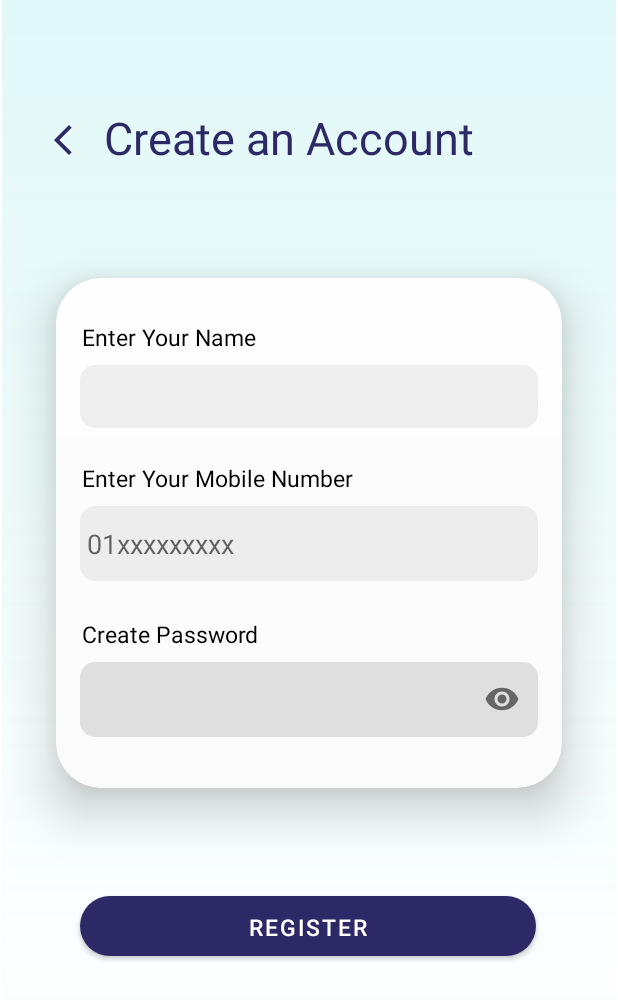
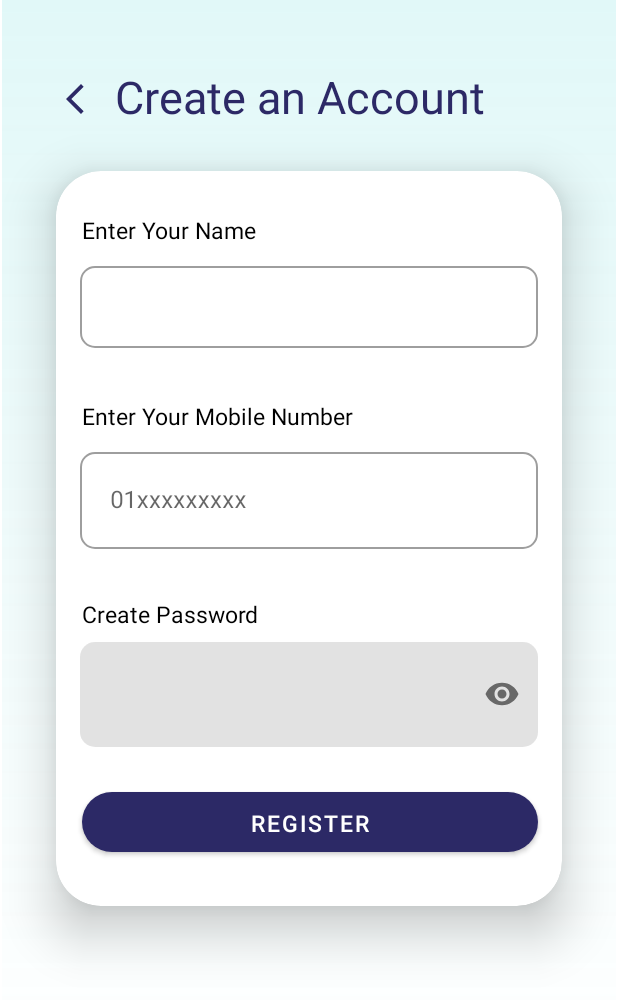
Before and after one commit to bavllymagid/Animal_APP, an Android app: the RegisterFragment screen opened through its navigation route, on a phone screen of 412 x 824 dp. Shown: the top 1000 px of the screen. Run offline under Robolectric (Android 15) with nearby library versions, the phone set to English and light mode, and no system bars; our stand-ins replace Dagger/Hilt's generated code.

Commit message:
adjusted registration fragment ui

```diff
--- a/app/src/main/res/layout/fragment_otp.xml
+++ b/app/src/main/res/layout/fragment_otp.xml
@@ -211,9 +211,9 @@
                     app:layout_constraintTop_toBottomOf="@+id/textView7"
                     app:layout_constraintVertical_bias="0.55" />
 
+
             </androidx.constraintlayout.widget.ConstraintLayout>
         </androidx.cardview.widget.CardView>
 
-
     </androidx.constraintlayout.widget.ConstraintLayout>
 </FrameLayout>
--- a/app/src/main/res/layout/fragment_register.xml
+++ b/app/src/main/res/layout/fragment_register.xml
@@ -15,18 +15,18 @@
             android:id="@+id/create_account_tv"
             android:layout_width="258dp"
             android:layout_height="35dp"
-            android:layout_marginTop="71dp"
+            android:layout_marginTop="44dp"
             android:text="Create an Account"
+            android:textColor="@color/dark_blue"
             android:textSize="30dp"
-            android:textColor="@color/dark_blue"
             app:layout_constraintEnd_toEndOf="parent"
-            app:layout_constraintHorizontal_bias="0.45"
+            app:layout_constraintHorizontal_bias="0.496"
             app:layout_constraintStart_toStartOf="parent"
             app:layout_constraintTop_toTopOf="parent" />
 
         <androidx.cardview.widget.CardView
             android:layout_width="337dp"
-            android:layout_height="340dp"
+            android:layout_height="490dp"
             android:layout_marginLeft="19dp"
             android:layout_marginRight="19dp"
             android:background="@drawable/custom_shape"
@@ -66,44 +66,68 @@
                     android:layout_height="wrap_content"
                     android:layout_marginLeft="17dp"
                     android:layout_marginRight="47dp"
-                    android:layout_marginBottom="196dp"
+                    android:layout_marginBottom="316dp"
                     android:text="Enter Your Mobile Number"
                     android:textColor="@color/black"
                     android:textSize="15dp"
                     app:layout_constraintBottom_toBottomOf="parent"
                     app:layout_constraintEnd_toEndOf="parent"
-                    app:layout_constraintHorizontal_bias="0.015"
+                    app:layout_constraintHorizontal_bias="0.25"
                     app:layout_constraintStart_toStartOf="parent" />
 
-                <com.google.android.material.textfield.MaterialAutoCompleteTextView
-                    android:id="@+id/name_input"
+                <com.google.android.material.textfield.TextInputLayout
+
                     android:layout_width="0dp"
-                    android:layout_height="42dp"
+                    android:layout_height="60dp"
                     android:layout_marginStart="16dp"
                     android:layout_marginTop="8dp"
                     android:layout_marginEnd="16dp"
-                    android:background="@drawable/text_field_shape"
-                    android:elevation="200dp"
+                    style="@style/Widget.MaterialComponents.TextInputLayout.OutlinedBox"
+                    app:boxCornerRadiusTopStart="10dp"
+                    app:boxCornerRadiusBottomStart="10dp"
+                    app:boxCornerRadiusTopEnd="10dp"
+                    app:boxCornerRadiusBottomEnd="10dp"
                     app:layout_constraintEnd_toEndOf="parent"
                     app:layout_constraintHorizontal_bias="0.25"
                     app:layout_constraintStart_toStartOf="parent"
-                    app:layout_constraintTop_toBottomOf="@+id/textView3" />
+                    app:layout_constraintTop_toBottomOf="@+id/textView3">
 
-                <com.google.android.material.textfield.MaterialAutoCompleteTextView
-                    android:id="@+id/mobile_input"
+                    <com.google.android.material.textfield.TextInputEditText
+                        android:id="@+id/name_input"
+                        android:layout_width="match_parent"
+                        android:layout_height="match_parent"
+                        android:textColor="@color/black"
+                        />
+
+                </com.google.android.material.textfield.TextInputLayout>
+
+                <com.google.android.material.textfield.TextInputLayout
+
                     android:layout_width="0dp"
-                    android:layout_height="50dp"
+                    android:layout_height="70dp"
                     android:layout_marginStart="16dp"
                     android:layout_marginTop="8dp"
                     android:layout_marginEnd="16dp"
-                    android:background="@drawable/text_field_shape"
-                    android:elevation="200dp"
-                    android:hint=" 01xxxxxxxxx"
-                    android:inputType="phone"
+                    style="@style/Widget.MaterialComponents.TextInputLayout.OutlinedBox"
+                    app:boxCornerRadiusTopStart="10dp"
+                    app:boxCornerRadiusBottomStart="10dp"
+                    app:boxCornerRadiusTopEnd="10dp"
+                    app:boxCornerRadiusBottomEnd="10dp"
                     app:layout_constraintEnd_toEndOf="parent"
                     app:layout_constraintHorizontal_bias="0.25"
                     app:layout_constraintStart_toStartOf="parent"
-                    app:layout_constraintTop_toBottomOf="@+id/textView4" />
+                    app:layout_constraintTop_toBottomOf="@+id/textView4" >
+
+                    <com.google.android.material.textfield.TextInputEditText
+                        android:id="@+id/mobile_input"
+                        android:layout_width="match_parent"
+                        android:layout_height="match_parent"
+                        android:hint=" 01xxxxxxxxx"
+                        android:textColor="@color/black"
+                        android:inputType="phone"
+                        />
+
+                </com.google.android.material.textfield.TextInputLayout>
 
                 <TextView
                     android:id="@+id/textView5"
@@ -111,7 +135,7 @@
                     android:layout_height="wrap_content"
                     android:layout_marginLeft="17dp"
                     android:layout_marginRight="47dp"
-                    android:layout_marginBottom="92dp"
+                    android:layout_marginBottom="184dp"
                     android:text="Create Password"
                     android:textColor="@color/black"
                     android:textSize="15dp"
@@ -123,11 +147,9 @@
                 <com.google.android.material.textfield.TextInputLayout
                     android:id="@+id/PasswordInput"
                     android:layout_width="0dp"
-                    android:layout_height="50dp"
+                    android:layout_height="70dp"
                     android:layout_marginLeft="16dp"
-
                     android:layout_marginTop="8dp"
-
                     android:layout_marginRight="16dp"
                     android:background="@drawable/text_field_shape"
                     app:boxCornerRadiusBottomEnd="0dp"
@@ -135,10 +157,7 @@
                     app:boxCornerRadiusTopEnd="0dp"
                     app:boxCornerRadiusTopStart="0dp"
                     app:boxStrokeWidth="0dp"
-
-
                     app:endIconMode="password_toggle"
-
                     app:layout_constraintEnd_toEndOf="parent"
                     app:layout_constraintStart_toStartOf="parent"
                     app:layout_constraintTop_toBottomOf="@+id/textView5">
@@ -154,22 +173,22 @@
                         />
                 </com.google.android.material.textfield.TextInputLayout>
 
-
-            </androidx.constraintlayout.widget.ConstraintLayout>
-        </androidx.cardview.widget.CardView>
-
                 <com.google.android.material.button.MaterialButton
                     android:id="@+id/RegisterBtn"
                     android:layout_width="304dp"
                     android:layout_height="40dp"
-            android:layout_marginBottom="92dp"
+                    android:layout_marginBottom="36dp"
                     android:background="@drawable/buttons_shape"
                     android:text="Register"
                     android:textSize="15dp"
                     app:layout_constraintBottom_toBottomOf="parent"
                     app:layout_constraintEnd_toEndOf="parent"
-            app:layout_constraintHorizontal_bias="0.495"
+                    app:layout_constraintHorizontal_bias="0.515"
                     app:layout_constraintStart_toStartOf="parent" />
+
+
+            </androidx.constraintlayout.widget.ConstraintLayout>
+        </androidx.cardview.widget.CardView>
 
         <ImageView
             android:id="@+id/register_back_arrow"
@@ -179,10 +198,10 @@
             android:src="@drawable/arrow"
             app:layout_constraintBottom_toBottomOf="parent"
             app:layout_constraintEnd_toStartOf="@+id/create_account_tv"
-            app:layout_constraintHorizontal_bias="0.644"
+            app:layout_constraintHorizontal_bias="0.711"
             app:layout_constraintStart_toStartOf="parent"
             app:layout_constraintTop_toTopOf="parent"
-            app:layout_constraintVertical_bias="0.115" />
+            app:layout_constraintVertical_bias="0.077" />
 
 
     </androidx.constraintlayout.widget.ConstraintLayout>
--- a/app/src/main/res/values/colors.xml
+++ b/app/src/main/res/values/colors.xml
@@ -10,6 +10,7 @@
     <color name="blue">#3F51B5</color>
     <color name="light_grey">#F0EEEE</color>
     <color name="lighter_black">#232323</color>
+    <color name="red">#FFFF0000</color>
 
 
 </resources>
```
Also changed, not shown: app/src/main/java/com/evapharma/animalhealth/authflow/presentation/ui/fragments/OtpFragment.kt (+14 -19 lines), app/src/main/res/drawable/custom_dialog.xml (deleted, +0 -11 lines), app/src/main/res/layout/custom_reg_dialog.xml (added, +29 -0 lines), app/src/main/res/layout/registration_custom_dialog.xml (deleted, +0 -26 lines). Lines whose indentation alone changed are shown as unchanged.
